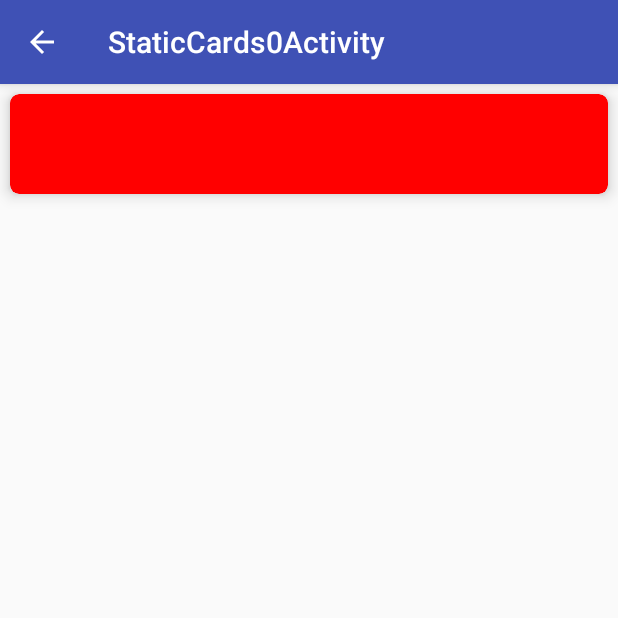
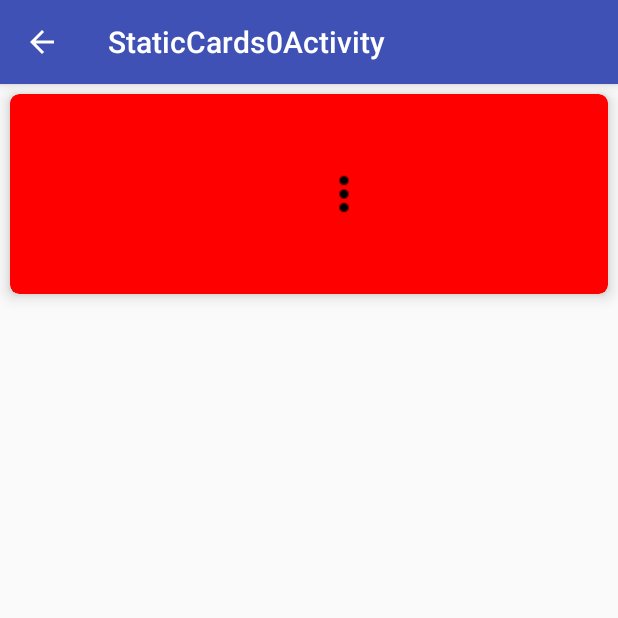
Before and after one commit to Brandon-Valley/android_app_tests, an Android app: the StaticCards0Activity screen opened directly, with no data from a screen before it, on a phone screen of 412 x 824 dp, the top half of it. Run offline under Robolectric (Android 15) with nearby library versions, the phone set to English and light mode, and no system bars.

Commit message:
added overflow img btn to center of card

```diff
--- a/test_app_0/app/src/main/java/com/example/brandon/test_app_0/StaticCards0Activity.java
+++ b/test_app_0/app/src/main/java/com/example/brandon/test_app_0/StaticCards0Activity.java
@@ -6,11 +6,13 @@ import android.graphics.Color;
 import android.support.v7.app.AppCompatActivity;
 import android.os.Bundle;
 import android.support.v7.widget.CardView;
+import android.widget.ImageButton;
 import android.widget.LinearLayout;
 
 import static java.sql.Types.NULL;
 
 public class StaticCards0Activity extends AppCompatActivity {
+
 
     @Override
     protected void onCreate(Bundle savedInstanceState) {
@@ -35,26 +37,26 @@ public class StaticCards0Activity extends AppCompatActivity {
         CardView card = new CardView(mContext);
 
         // Set the CardView layoutParams
-        LinearLayout.LayoutParams params = new LinearLayout.LayoutParams(
+        LinearLayout.LayoutParams cardViewParams = new LinearLayout.LayoutParams(
                 LinearLayout.LayoutParams.MATCH_PARENT,
                 LinearLayout.LayoutParams.WRAP_CONTENT
         );
 
         int margin = 10;
-        params.topMargin   = margin;
-        params.rightMargin = margin;
-        params.leftMargin  = margin;
-        params.height = 100;
+        cardViewParams.topMargin   = margin;
+        cardViewParams.rightMargin = margin;
+        cardViewParams.leftMargin  = margin;
+        cardViewParams.height = 200;
 
 
-        card.setLayoutParams(params);
+        card.setLayoutParams(cardViewParams);
 
-        card.setMinimumHeight(40);
+//        card.setMinimumHeight(80);
 
         // Set CardView corner radius
         card.setRadius(9);
 
-        card.setMinimumWidth(container.getWidth());
+//        card.setMinimumWidth(container.getWidth());
 
         // Set cardView content padding
         card.setContentPadding(100, 30, 30, 30);
@@ -68,6 +70,15 @@ public class StaticCards0Activity extends AppCompatActivity {
         // Set CardView elevation
         card.setCardElevation(9);
 
+
+        ImageButton overflowBtn = new ImageButton(this);
+        overflowBtn.setImageResource(R.drawable.baseline_more_vert_black_18dp);
+//        overflowBtn.setLayoutParams(lp);
+//        overflowBtn.setOnClickListener(mGreenBallOnClickListener);
+        overflowBtn.setBackgroundColor(Color.TRANSPARENT);
+
+        card.addView(overflowBtn);
+
         // Finally, add the CardView in root layout
         container.addView(card);
 
```
Also changed, not shown: test_app_0/app/src/main/res/drawable/baseline_more_vert_black_18dp.png (added), test_app_0/app/src/main/res/drawable/overflow_pic.png (added).
